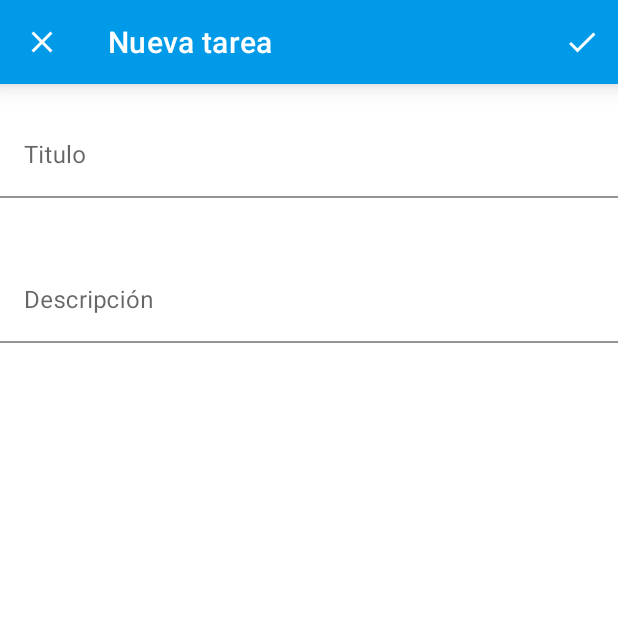
After one commit to jorgegarcia1996/ARAssistant, an Android app: the CreateTaskFragment screen opened through its navigation route, on a phone screen of 412 x 824 dp, the top half of it. The commit adds this screen. Run offline under Robolectric (Android 15) with nearby library versions, the phone set to English and light mode, and no system bars; our stand-ins replace ButterKnife, Firebase (no records; nobody signed in at launch, a user with empty details on screens opened directly).

Commit message:
Listado de tareas y creación de tareas con id generado

```diff
--- a/App-Movil/app/src/main/java/com/iescampanillas/arassistant/constant/NumberCode.java
+++ b/App-Movil/app/src/main/java/com/iescampanillas/arassistant/constant/AppCode.java
@@ -1,6 +1,6 @@
 package com.iescampanillas.arassistant.constant;
 
-public interface NumberCode {
+public interface AppCode {
     int LOGIN_CODE = 1;
     int REGISTER_CODE = 4987;
 }
--- a/App-Movil/app/src/main/java/com/iescampanillas/arassistant/constant/BundleName.java
+++ b/App-Movil/app/src/main/java/com/iescampanillas/arassistant/constant/AppString.java
@@ -1,5 +1,6 @@
 package com.iescampanillas.arassistant.constant;
 
-public interface BundleName {
+public interface AppString {
     String USER_DATA = "userData";
+    String taskPrefix = "task_";
 }
--- /dev/null
+++ b/App-Movil/app/src/main/java/com/iescampanillas/arassistant/fragment/CreateTaskFragment.java
@@ -0,0 +1,88 @@
+package com.iescampanillas.arassistant.fragment;
+
+import android.os.Bundle;
+
+import androidx.annotation.NonNull;
+import androidx.appcompat.widget.Toolbar;
+import androidx.fragment.app.Fragment;
+
+import android.view.LayoutInflater;
+import android.view.View;
+import android.view.ViewGroup;
+import android.widget.Button;
+import android.widget.EditText;
+import android.widget.Toast;
+
+import com.google.android.gms.tasks.OnFailureListener;
+import com.google.android.gms.tasks.OnSuccessListener;
+import com.google.firebase.database.FirebaseDatabase;
+import com.iescampanillas.arassistant.R;
+import com.iescampanillas.arassistant.constant.AppString;
+import com.iescampanillas.arassistant.model.Task;
+import com.iescampanillas.arassistant.utils.Generator;
+
+import static androidx.navigation.Navigation.findNavController;
+
+public class CreateTaskFragment extends Fragment {
+
+    //Firebase
+    private FirebaseDatabase fbDatabase;
+
+    //Task
+    private Task task;
+
+    //Inputs
+    private EditText taskTitle, taskDescription;
+
+    //Toolbar
+    private Toolbar toolbar;
+
+    //Save button
+    private Button saveTask;
+
+    public CreateTaskFragment() {
+    }
+
+
+    @Override
+    public View onCreateView(LayoutInflater inflater, ViewGroup container,
+                             Bundle savedInstanceState) {
+        View createTaskView = inflater.inflate(R.layout.fragment_create_task, container, false);
+
+        //Bind elements
+        fbDatabase = FirebaseDatabase.getInstance();
+        toolbar = createTaskView.findViewById(R.id.fragmentCreateTaskToolbar);
+        taskTitle = createTaskView.findViewById(R.id.fragmentCreateTaskTitleText);
+        taskDescription = createTaskView.findViewById(R.id.fragmentCreateTaskDescText);
+        saveTask = createTaskView.findViewById(R.id.fragmentCreateTaskConfirmBtn);
+
+        task = new Task();
+
+        //Back button
+        toolbar.setNavigationOnClickListener(v -> findNavController(v).navigate(R.id.createTask_to_task));
+
+        saveTask.setOnClickListener(v -> {
+            //Generate task Id
+            String taskId = new Generator().generateId(AppString.taskPrefix);
+            //Save Task object
+            task.setTitle(taskTitle.getText().toString());
+            task.setDescription(taskDescription.getText().toString());
+
+            fbDatabase.getReference().child("task").child(taskId).setValue(task).addOnSuccessListener(new OnSuccessListener<Void>() {
+                @Override
+                public void onSuccess(Void aVoid) {
+                    Toast.makeText(getActivity().getApplicationContext(), R.string.toast_create_task_success, Toast.LENGTH_LONG).show();
+                    taskTitle.getText().clear();
+                    taskDescription.getText().clear();
+                }
+            }).addOnFailureListener(new OnFailureListener() {
+                @Override
+                public void onFailure(@NonNull Exception e) {
+                    Toast.makeText(getActivity().getApplicationContext(), R.string.toast_create_task_error, Toast.LENGTH_LONG).show();
+                }
+            });
+        });
+
+        return createTaskView;
+    }
+}
--- /dev/null
+++ b/App-Movil/app/src/main/res/drawable/ic_add_black_24dp.xml
@@ -0,0 +1,5 @@
+<vector android:height="24dp" android:tint="#FFFFFF"
+    android:viewportHeight="24.0" android:viewportWidth="24.0"
+    android:width="24dp" xmlns:android="http://schemas.android.com/apk/res/android">
+    <path android:fillColor="#FF000000" android:pathData="M19,13h-6v6h-2v-6H5v-2h6V5h2v6h6v2z"/>
+</vector>
--- /dev/null
+++ b/App-Movil/app/src/main/res/drawable/ic_keyboard_backspace_black_24dp.xml
@@ -0,0 +1,5 @@
+<vector android:height="24dp" android:tint="#FFFFFF"
+    android:viewportHeight="24.0" android:viewportWidth="24.0"
+    android:width="24dp" xmlns:android="http://schemas.android.com/apk/res/android">
+    <path android:fillColor="#FF000000" android:pathData="M21,11H6.83l3.58,-3.59L9,6l-6,6 6,6 1.41,-1.41L6.83,13H21z"/>
+</vector>
--- a/App-Movil/app/src/main/res/layout/activity_register.xml
+++ b/App-Movil/app/src/main/res/layout/activity_register.xml
@@ -6,7 +6,7 @@
     android:layout_height="match_parent"
     tools:context=".activity.RegisterActivity">
 
-    <androidx.appcompat.widget.Toolbar
+    <com.google.android.material.appbar.MaterialToolbar
         android:id="@+id/register_toolbar"
         android:layout_width="match_parent"
         android:layout_height="wrap_content"
@@ -35,7 +35,7 @@
         tools:layout_editor_absoluteX="285dp"
         tools:layout_editor_absoluteY="4dp" />
 
-    </androidx.appcompat.widget.Toolbar>
+    </com.google.android.material.appbar.MaterialToolbar>
 
 
     <LinearLayout
--- /dev/null
+++ b/App-Movil/app/src/main/res/layout/fragment_create_task.xml
@@ -0,0 +1,84 @@
+<?xml version="1.0" encoding="utf-8"?>
+<FrameLayout xmlns:android="http://schemas.android.com/apk/res/android"
+    xmlns:tools="http://schemas.android.com/tools"
+    android:layout_width="match_parent"
+    android:layout_height="match_parent"
+    xmlns:app="http://schemas.android.com/apk/res-auto"
+    tools:context=".fragment.CreateTaskFragment">
+
+    <androidx.constraintlayout.widget.ConstraintLayout
+        android:layout_width="match_parent"
+        android:layout_height="match_parent">
+
+        <androidx.appcompat.widget.Toolbar
+            android:id="@+id/fragmentCreateTaskToolbar"
+            android:layout_width="match_parent"
+            android:layout_height="wrap_content"
+            android:background="@color/colorPrimary"
+            android:elevation="10dp"
+            android:minHeight="?attr/actionBarSize"
+            android:theme="?attr/actionBarTheme"
+            app:layout_constraintEnd_toEndOf="parent"
+            app:layout_constraintStart_toStartOf="parent"
+            app:layout_constraintTop_toTopOf="parent"
+            app:navigationIcon="@drawable/ic_close_white_24dp"
+            app:title="@string/label_create_task"
+            app:titleTextColor="@color/primaryTextColor">
+
+            <Button
+                android:id="@+id/fragmentCreateTaskConfirmBtn"
+                style="@style/Widget.App.Button.OutlinedButton.IconOnly"
+                android:layout_width="wrap_content"
+                android:layout_height="wrap_content"
+                android:layout_gravity="end"
+                android:background="#00FFFFFF"
+                android:checkable="false"
+                android:clickable="false"
+                app:icon="@drawable/ic_check_white_24dp"
+                app:iconTint="#FFFFFF"
+                tools:layout_editor_absoluteX="285dp"
+                tools:layout_editor_absoluteY="4dp" />
+
+        </androidx.appcompat.widget.Toolbar>
+
+        <com.google.android.material.textfield.TextInputLayout
+            android:id="@+id/fragmentCreateTaskTitleInputLayout"
+            android:layout_width="match_parent"
+            android:layout_height="wrap_content"
+            android:layout_weight="2"
+            android:layout_marginTop="20dp"
+            android:hint="@string/hint_title"
+            app:boxBackgroundColor="#00FFFFFF"
+            app:errorEnabled="true"
+            app:layout_constraintEnd_toEndOf="parent"
+            app:layout_constraintStart_toStartOf="parent"
+            app:layout_constraintTop_toBottomOf="@+id/fragmentCreateTaskToolbar">
+
+            <com.google.android.material.textfield.TextInputEditText
+                android:id="@+id/fragmentCreateTaskTitleText"
+                android:layout_width="match_parent"
+                android:layout_height="wrap_content" />
+        </com.google.android.material.textfield.TextInputLayout>
+
+        <com.google.android.material.textfield.TextInputLayout
+            android:id="@+id/fragmentCreateTaskDescInputLayout"
+            android:layout_width="match_parent"
+            android:layout_height="wrap_content"
+            android:layout_weight="2"
+            android:layout_marginTop="20dp"
+            android:hint="@string/hint_desc"
+            app:boxBackgroundColor="#00FFFFFF"
+            app:errorEnabled="true"
+            app:layout_constraintEnd_toEndOf="parent"
+            app:layout_constraintStart_toStartOf="parent"
+            app:layout_constraintTop_toBottomOf="@+id/fragmentCreateTaskTitleInputLayout">
+
+            <com.google.android.material.textfield.TextInputEditText
+                android:id="@+id/fragmentCreateTaskDescText"
+                android:layout_width="match_parent"
+                android:layout_height="wrap_content" />
+        </com.google.android.material.textfield.TextInputLayout>
+
+    </androidx.constraintlayout.widget.ConstraintLayout>
+
+</FrameLayout>
--- a/App-Movil/app/src/main/res/navigation/nav_graph.xml
+++ b/App-Movil/app/src/main/res/navigation/nav_graph.xml
@@ -18,5 +18,21 @@
         android:id="@+id/taskFragment"
         android:name="com.iescampanillas.arassistant.fragment.TaskFragment"
         android:label="fragment_task"
-        tools:layout="@layout/fragment_task" />
+        tools:layout="@layout/fragment_task" >
+        <action
+            android:id="@+id/task_to_createTask"
+            app:destination="@id/createTaskFragment" />
+        <action
+            android:id="@+id/task_to_home"
+            app:destination="@id/homeFragment" />
+    </fragment>
+    <fragment
+        android:id="@+id/createTaskFragment"
+        android:name="com.iescampanillas.arassistant.fragment.CreateTaskFragment"
+        android:label="fragment_create_task"
+        tools:layout="@layout/fragment_create_task" >
+        <action
+            android:id="@+id/createTask_to_task"
+            app:destination="@id/taskFragment" />
+    </fragment>
 </navigation>
--- a/App-Movil/app/src/main/res/values/strings.xml
+++ b/App-Movil/app/src/main/res/values/strings.xml
@@ -26,5 +26,10 @@
     <string name="label_home">Inicio</string>
 
     <!-- TODO: Remove or change this placeholder text -->
-    <string name="hello_blank_fragment">Hello blank fragment</string>
+    <string name="hello_blank_fragment" translatable="false">Hello blank fragment</string>
+    <string name="label_create_task">Nueva tarea</string>
+    <string name="hint_title">Titulo</string>
+    <string name="hint_desc">Descripción</string>
+    <string name="toast_create_task_success">Tarea creada correctamente</string>
+    <string name="toast_create_task_error">No se ha podido crear la tarea</string>
 </resources>
```
Also changed, not shown: App-Movil/app/src/main/java/com/iescampanillas/arassistant/activity/LoginActivity.java (+9 -5 lines), App-Movil/app/src/main/java/com/iescampanillas/arassistant/adapter/TaskAdapter.java (added, +77 -0 lines), App-Movil/app/src/main/java/com/iescampanillas/arassistant/fragment/TaskFragment.java (+78 -0 lines), App-Movil/app/src/main/java/com/iescampanillas/arassistant/model/Task.java (+4 -3 lines), App-Movil/app/src/main/java/com/iescampanillas/arassistant/utils/Generator.java (added, +43 -0 lines), App-Movil/app/src/main/res/layout/fragment_task.xml (+33 -8 lines), App-Movil/app/src/main/res/layout/layout_task_item.xml (added, +21 -0 lines), 1 other file. Lines whose indentation alone changed are shown as unchanged.
